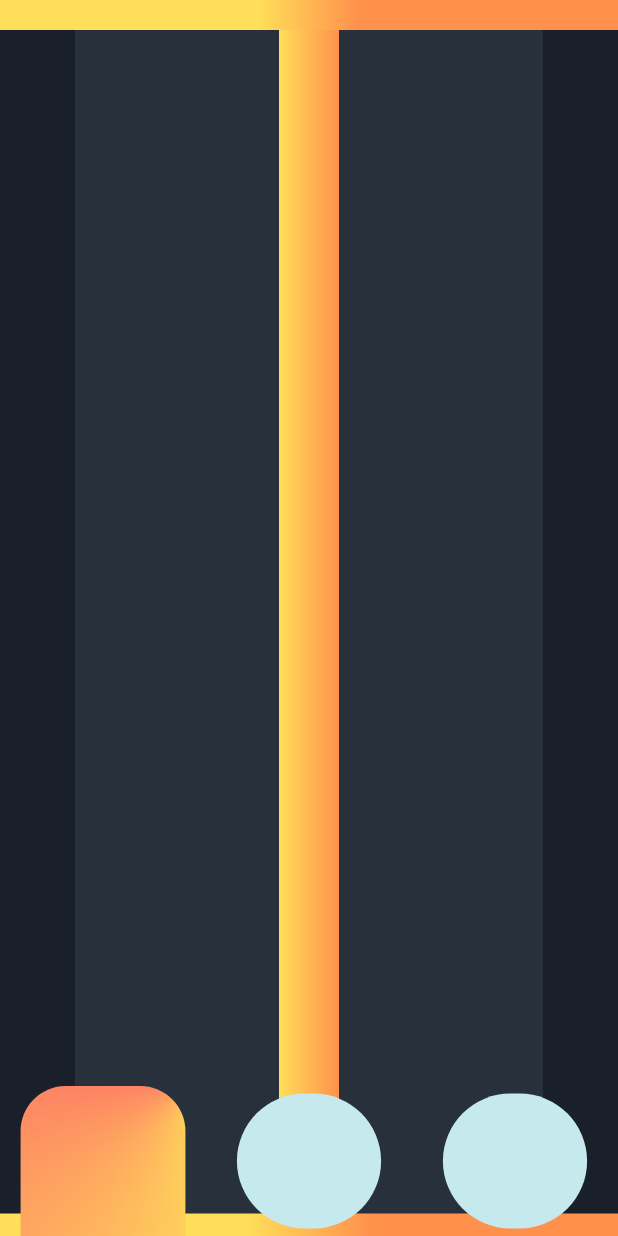
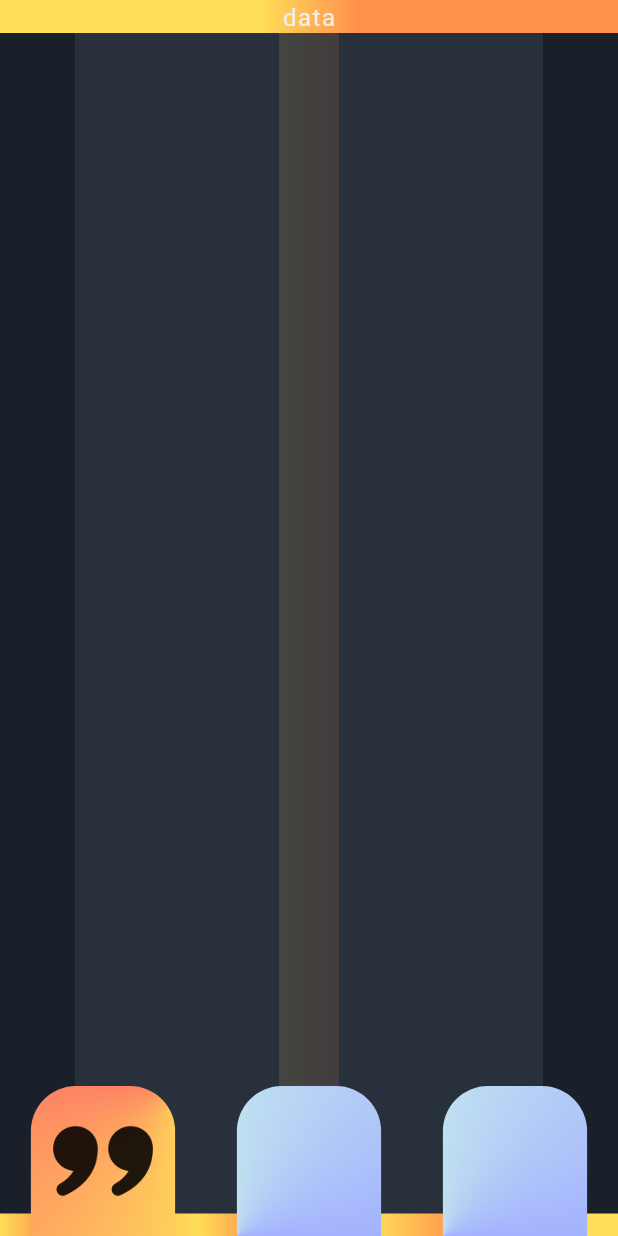
Before and after one commit to kluchoo/DoIt, a Flutter app: the screen it shows after launch, on a phone screen of 412 x 824 dp. Run offline on Flutter 3.47's test engine with Material 3 defaults, Android fonts, the phone set to English and light mode, and no system bars; our stand-ins replace google_fonts.

Commit message:
Wygląd menu nawigacyjnego

```diff
--- a/lib/komponenty/app_background_colors.dart
+++ b/lib/komponenty/app_background_colors.dart
@@ -30,7 +30,7 @@ class MainAppBackground extends StatelessWidget {
                   gradient: LinearGradient(
                       begin: Alignment.centerLeft,
                       end: Alignment.centerRight,
-                      colors: [Color(0xFFFFde59), Color(0xFFFF914d)])),
+                      colors: [Color(0x20FFde59), Color(0x20FF914d)])),
             ),
             const Expanded(child: SizedBox()),
           ],
@@ -38,7 +38,7 @@ class MainAppBackground extends StatelessWidget {
         Column(
           children: [
             Container(
-              height: 20,
+              height: 22,
               decoration: const BoxDecoration(
                   gradient: LinearGradient(colors: [
                 Color(0xFFFFde59),
@@ -58,14 +58,20 @@ class MainAppBackground extends StatelessWidget {
               decoration: const BoxDecoration(
                   gradient: LinearGradient(colors: [
                 Color(0xFFFFde59),
+                Color(0xFFFF914d),
                 Color(0xFFFFde59),
                 Color(0xFFFF914d),
-                Color(0xFFFF914d)
+                Color(0xFFFFde59),
+                Color(0xFFFF914d),
+                Color(0xFFFFde59),
               ], stops: [
                 0,
-                0.4,
+                0.08,
+                0.32,
+                0.42,
                 0.6,
-                1
+                0.75,
+                0.85
               ])),
             ),
           ],
--- a/lib/komponenty/botom_navigation_bar.dart
+++ b/lib/komponenty/botom_navigation_bar.dart
@@ -25,16 +25,79 @@ class _CustomBottomNavigationBarState extends State<CustomBottomNavigationBar> {
       child: Row(
         children: [
           Expanded(
+            child: Container(
+              color: Colors.transparent,
               child: GestureDetector(
-              onTap: () =>
-                  widget.onItemSelected(0), // Wywołanie funkcji przy kliknięciu
-              child: AnimatedSwitcher(
-                duration:
-                    const Duration(milliseconds: 300), // Animacja przejścia
+                onTap: () => widget
+                    .onItemSelected(0), // Wywołanie funkcji przy kliknięciu
                 child: widget.chosenIndex == 0
                     ? FractionallySizedBox(
-                        key: ValueKey<int>(0), // Unikalny klucz dla animacji
-                        widthFactor: 0.8,
+                        widthFactor: 0.7,
+                        heightFactor: 1,
+                        child: Container(
+                            decoration: const BoxDecoration(
+                              gradient: SweepGradient(
+                                colors: [Color(0xffffde59), Color(0xfffc466b)],
+                                stops: [0.2, 0.7],
+                                center: Alignment.topRight,
+                              ),
+                              borderRadius: BorderRadius.only(
+                                topLeft: Radius.circular(30),
+                                topRight: Radius.circular(30),
+                              ),
+                            ),
+                            child: Center(
+                              child: SizedBox(
+                                width: 70,
+                                height: 70,
+                                child: Image.asset('assets/img/quotes.png',
+                                    height: 50,
+                                    width: 50,
+                                    color: const Color.fromARGB(224, 0, 0, 0),
+                                    fit: BoxFit.scaleDown),
+                              ),
+                            )),
+                      )
+                    : FractionallySizedBox(
+                        widthFactor: 0.7,
+                        heightFactor: 1,
+                        child: Container(
+                            decoration: const BoxDecoration(
+                              gradient: SweepGradient(
+                                colors: [Color(0xffc6e9ed), Color(0xffa3b2ff)],
+                                stops: [0.7, 1],
+                                center: Alignment.bottomLeft,
+                              ),
+                              borderRadius: BorderRadius.only(
+                                topLeft: Radius.circular(30),
+                                topRight: Radius.circular(30),
+                              ),
+                            ),
+                            child: Center(
+                              child: SizedBox(
+                                width: 70,
+                                height: 70,
+                                child: Image.asset('assets/img/quotes.png',
+                                    height: 50,
+                                    width: 50,
+                                    color: const Color.fromARGB(101, 0, 0, 0),
+                                    fit: BoxFit.scaleDown),
+                              ),
+                            )),
+                      ),
+              ),
+            ),
+          ),
+          Expanded(
+            child: Container(
+              color: Colors.transparent,
+              child: GestureDetector(
+                onTap: () => widget
+                    .onItemSelected(1), // Wywołanie funkcji przy kliknięciu
+                child: widget.chosenIndex == 1
+                    ? FractionallySizedBox(
+                        widthFactor: 0.7,
+                        heightFactor: 1,
                         child: Container(
                           decoration: const BoxDecoration(
                             gradient: SweepGradient(
@@ -50,30 +113,40 @@ class _CustomBottomNavigationBarState extends State<CustomBottomNavigationBar> {
                         ),
                       )
                     : FractionallySizedBox(
-                        key: ValueKey<int>(1), // Unikalny klucz dla animacji
                         widthFactor: 0.7,
-                        heightFactor: 0.9,
+                        heightFactor: 1,
                         child: Container(
-                          decoration: BoxDecoration(
-                            color: AppColors.element,
-                            borderRadius: BorderRadius.circular(100),
+                            decoration: const BoxDecoration(
+                              gradient: SweepGradient(
+                                colors: [Color(0xffc6e9ed), Color(0xffa3b2ff)],
+                                stops: [0.7, 1],
+                                center: Alignment.bottomLeft,
+                              ),
+                              borderRadius: BorderRadius.only(
+                                topLeft: Radius.circular(30),
+                                topRight: Radius.circular(30),
                               ),
                             ),
+                            child: Center(
+                              child: SizedBox(
+                                width: 70,
+                                height: 70,
+                              ),
+                            )),
                       ),
               ),
             ),
           ),
           Expanded(
+            child: Container(
+              color: Colors.transparent,
               child: GestureDetector(
-              onTap: () =>
-                  widget.onItemSelected(1), // Wywołanie funkcji przy kliknięciu
-              child: AnimatedSwitcher(
-                duration:
-                    const Duration(milliseconds: 300), // Animacja przejścia
-                child: widget.chosenIndex == 1
+                onTap: () => widget
+                    .onItemSelected(2), // Wywołanie funkcji przy kliknięciu
+                child: widget.chosenIndex == 2
                     ? FractionallySizedBox(
-                        key: ValueKey<int>(2), // Unikalny klucz dla animacji
-                        widthFactor: 0.8,
+                        widthFactor: 0.7,
+                        heightFactor: 1,
                         child: Container(
                           decoration: const BoxDecoration(
                             gradient: SweepGradient(
@@ -89,54 +162,26 @@ class _CustomBottomNavigationBarState extends State<CustomBottomNavigationBar> {
                         ),
                       )
                     : FractionallySizedBox(
-                        key: ValueKey<int>(3), // Unikalny klucz dla animacji
                         widthFactor: 0.7,
-                        heightFactor: 0.9,
-                        child: Container(
-                          decoration: BoxDecoration(
-                            color: AppColors.element,
-                            borderRadius: BorderRadius.circular(100),
-                          ),
-                        ),
-                      ),
-              ),
-            ),
-          ),
-          Expanded(
-            child: GestureDetector(
-              onTap: () =>
-                  widget.onItemSelected(2), // Wywołanie funkcji przy kliknięciu
-              child: AnimatedSwitcher(
-                duration:
-                    const Duration(milliseconds: 300), // Animacja przejścia
-                child: widget.chosenIndex == 2
-                    ? FractionallySizedBox(
-                        key: ValueKey<int>(4), // Unikalny klucz dla animacji
-                        widthFactor: 0.8,
+                        heightFactor: 1,
                         child: Container(
                             decoration: const BoxDecoration(
                               gradient: SweepGradient(
-                              colors: [Color(0xffffde59), Color(0xfffc466b)],
-                              stops: [0.2, 0.7],
-                              center: Alignment.topRight,
+                                colors: [Color(0xffc6e9ed), Color(0xffa3b2ff)],
+                                stops: [0.7, 1],
+                                center: Alignment.bottomLeft,
                               ),
                               borderRadius: BorderRadius.only(
                                 topLeft: Radius.circular(30),
                                 topRight: Radius.circular(30),
                               ),
                             ),
+                            child: Center(
+                              child: SizedBox(
+                                width: 70,
+                                height: 70,
                               ),
-                      )
-                    : FractionallySizedBox(
-                        key: ValueKey<int>(5), // Unikalny klucz dla animacji
-                        widthFactor: 0.7,
-                        heightFactor: 0.9,
-                        child: Container(
-                          decoration: BoxDecoration(
-                            color: AppColors.element,
-                            borderRadius: BorderRadius.circular(100),
-                          ),
-                        ),
+                            )),
                       ),
               ),
             ),
--- a/lib/strony/aplikacja/home.dart
+++ b/lib/strony/aplikacja/home.dart
@@ -31,8 +31,12 @@ class _HomeState extends State<Home> {
                 IndexedStack(
                   index: index,
                   children: [
-                    Column(), // Widok dla index == 0
-                    Column(), // Widok dla index == 1
+                    Column(
+                      children: [Text('data')],
+                    ), // Widok dla index == 0
+                    Column(
+                      children: [Text('lol')],
+                    ), // Widok dla index == 1
                     Column(), // Widok dla index == 2
                   ],
                 ),
--- a/pubspec.yaml
+++ b/pubspec.yaml
@@ -2,7 +2,7 @@ name: do_it
 description: "A new Flutter project."
 # The following line prevents the package from being accidentally published to
 # pub.dev using `flutter pub publish`. This is preferred for private packages.
-publish_to: 'none' # Remove this line if you wish to publish to pub.dev
+publish_to: "none" # Remove this line if you wish to publish to pub.dev
 
 # The following defines the version and build number for your application.
 # A version number is three numbers separated by dots, like 1.2.43
@@ -52,7 +52,6 @@ dev_dependencies:
 
 # The following section is specific to Flutter packages.
 flutter:
-
   # The following line ensures that the Material Icons font is
   # included with your application, so that you can use the icons in
   # the material Icons class.
@@ -60,7 +59,7 @@ flutter:
 
   # To add assets to your application, add an assets section, like this:
   assets:
-    - assets/img/doit.png
+    - assets/img/
     # - images/a_dot_burr.jpeg
   #   - images/a_dot_ham.jpeg
 
```
Also changed, not shown: assets/img/quotes.png (added). Lines whose indentation alone changed are shown as unchanged.
